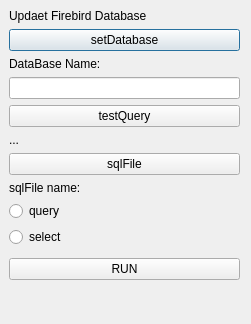
This is updateFDB.ui in MateuszRajmundKukawski/updateFDB as Qt 5 draws it before an edit. The edited form follows.
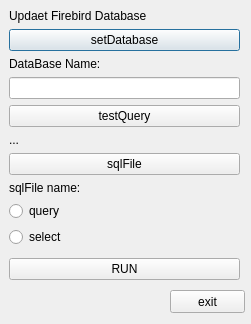
This is the edited form.

What changed in the file:
```diff
--- a/updateFDB.ui
+++ b/updateFDB.ui
@@ -111,6 +111,19 @@
     </item>
    </layout>
   </widget>
+  <widget class="QPushButton" name="pushButton">
+   <property name="geometry">
+    <rect>
+     <x>170</x>
+     <y>290</y>
+     <width>75</width>
+     <height>23</height>
+    </rect>
+   </property>
+   <property name="text">
+    <string>exit</string>
+   </property>
+  </widget>
  </widget>
  <resources/>
  <connections/>
```
Left out of the diff: 19 changed lines with no effect on the pictures.
